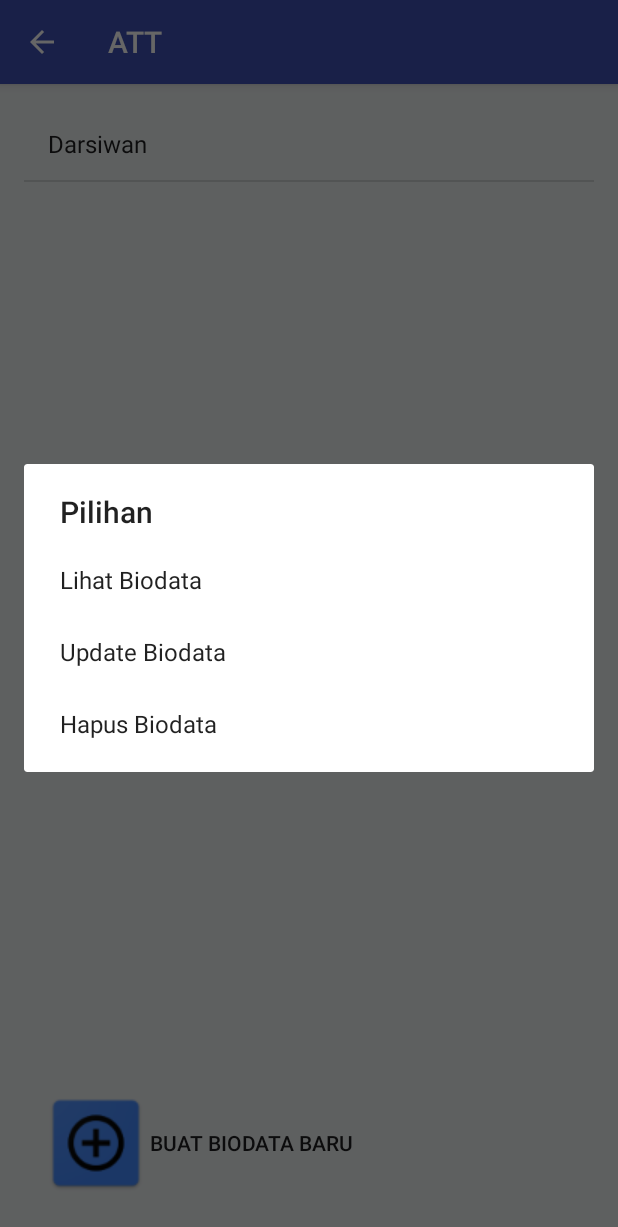
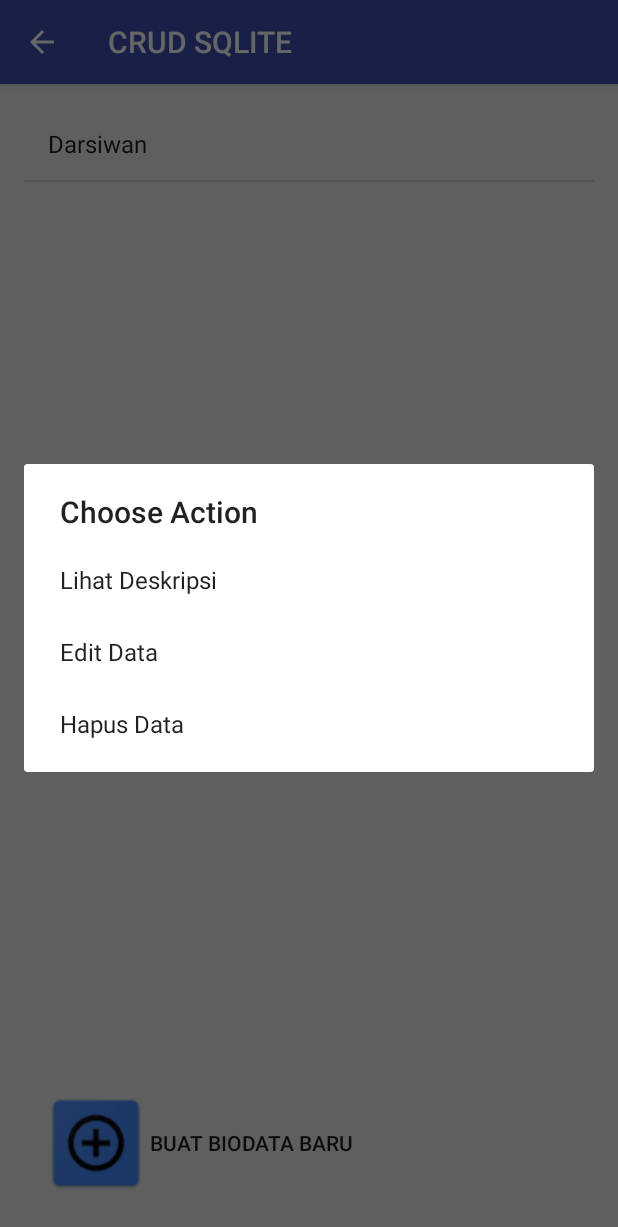
Before and after one commit to raflesngln/Barcode_mysql_php, an Android app: the Sql_lite_view screen opened directly, with no data from a screen before it, after a tap on "Darsiwan", on a phone screen of 412 x 824 dp. Shown: the top 1227 px of the screen. Run offline under Robolectric (Android 15) with nearby library versions, the phone set to English and light mode, and no system bars.

Commit message:
revisi sql lite

```diff
--- a/app/src/main/java/com/example/rafles/att/MainActivity.java
+++ b/app/src/main/java/com/example/rafles/att/MainActivity.java
@@ -15,7 +15,7 @@ import android.view.Menu;
 import android.view.MenuItem;
 import android.widget.Toast;
 
-import com.example.rafles.att.crud_sqlite.Inputdata;
+import com.example.rafles.att.crud_sqlite.Sql_lite_view;
 
 public class MainActivity extends AppCompatActivity
         implements NavigationView.OnNavigationItemSelectedListener {
@@ -100,9 +100,12 @@ public class MainActivity extends AppCompatActivity
             return true;
         } else if (id == R.id.nav_profile) {
             Toast.makeText(MainActivity.this, "Profile Masih dalam pengembangan", 1000).show();
-        }
-        else if (id == R.id.nav_inputdata) {
-            Intent in=new Intent(this,Inputdata.class);
+        } else if (id == R.id.nav_crud_sql_lite) {
+            Intent in=new Intent(this,Sql_lite_view.class);
+            startActivity(in);
+            return true;
+        } else if (id == R.id.nav_crud_phpmysql) {
+            Intent in=new Intent(this,Sql_lite_view.class);
             startActivity(in);
             return true;
         }
--- a/app/src/main/java/com/example/rafles/att/crud_sqlite/BuatData.java
+++ b/app/src/main/java/com/example/rafles/att/crud_sqlite/BuatData.java
@@ -43,7 +43,7 @@ public class BuatData extends AppCompatActivity {
                         text4.getText().toString() + "','" +
                         text5.getText().toString() + "')");
                 Toast.makeText(getApplicationContext(), "Berhasil", Toast.LENGTH_LONG).show();
-                Inputdata.ma.RefreshList();
+                Sql_lite_view.ma.RefreshList();
                 finish();
             }
         });
--- a/app/src/main/java/com/example/rafles/att/crud_sqlite/Inputdata.java
+++ b/app/src/main/java/com/example/rafles/att/crud_sqlite/Sql_lite_view.java
@@ -14,21 +14,20 @@ import android.widget.ArrayAdapter;
 import android.widget.Button;
 import android.widget.ListView;
 
-import com.example.rafles.att.MainActivity;
 import com.example.rafles.att.R;
 
-public class Inputdata extends AppCompatActivity {
+public class Sql_lite_view extends AppCompatActivity {
     String[] daftar;
     ListView ListView01;
     Menu menu;
     protected Cursor cursor;
     DataHelper dbcenter;
-    public static Inputdata ma;
+    public static Sql_lite_view ma;
 
     @Override
     protected void onCreate(Bundle savedInstanceState) {
         super.onCreate(savedInstanceState);
-        setContentView(R.layout.activity_inputdata);
+        setContentView(R.layout.activity_sql_lite);
         getSupportActionBar().setDisplayHomeAsUpEnabled(true);
 
         Button btn=(Button)findViewById(R.id.button2);
@@ -37,7 +36,7 @@ public class Inputdata extends AppCompatActivity {
             @Override
             public void onClick(View arg0) {
                 // TODO Auto-generated method stub
-                Intent inte = new Intent(Inputdata.this, BuatData.class);
+                Intent inte = new Intent(Sql_lite_view.this, BuatData.class);
                 startActivity(inte);
             }
         });
@@ -66,9 +65,9 @@ public class Inputdata extends AppCompatActivity {
 
             public void onItemClick(AdapterView arg0, View arg1, int arg2, long arg3) {
                 final String selection = daftar[arg2]; //.getItemAtPosition(arg2).toString();
-                final CharSequence[] dialogitem = {"Lihat Biodata", "Update Biodata", "Hapus Biodata"};
-                AlertDialog.Builder builder = new AlertDialog.Builder(Inputdata.this);
-                builder.setTitle("Pilihan");
+                final CharSequence[] dialogitem = {"Lihat Deskripsi", "Edit Data", "Hapus Data"};
+                AlertDialog.Builder builder = new AlertDialog.Builder(Sql_lite_view.this);
+                builder.setTitle("Choose Action");
                 builder.setItems(dialogitem, new DialogInterface.OnClickListener() {
                     public void onClick(DialogInterface dialog, int item) {
                         switch(item){
--- a/app/src/main/java/com/example/rafles/att/crud_sqlite/UpdateData.java
+++ b/app/src/main/java/com/example/rafles/att/crud_sqlite/UpdateData.java
@@ -9,7 +9,6 @@ import android.widget.Button;
 import android.widget.EditText;
 import android.widget.Toast;
 
-import com.example.rafles.att.MainActivity;
 import com.example.rafles.att.R;
 
 public class UpdateData extends AppCompatActivity {
@@ -58,7 +57,7 @@ public class UpdateData extends AppCompatActivity {
                         text5.getText().toString() + "' where no='" +
                         text1.getText().toString()+"'");
                 Toast.makeText(getApplicationContext(), "Berhasil", Toast.LENGTH_LONG).show();
-                Inputdata.ma.RefreshList();
+                Sql_lite_view.ma.RefreshList();
                 finish();
             }
         });
```
Also changed, not shown: app/src/main/AndroidManifest.xml (+8 -4 lines), app/src/main/res/menu/activity_main_drawer.xml (+6 -2 lines), app/src/main/res/layout/activity_sql_lite.xml (renamed from app/src/main/res/layout/activity_inputdata.xml).
